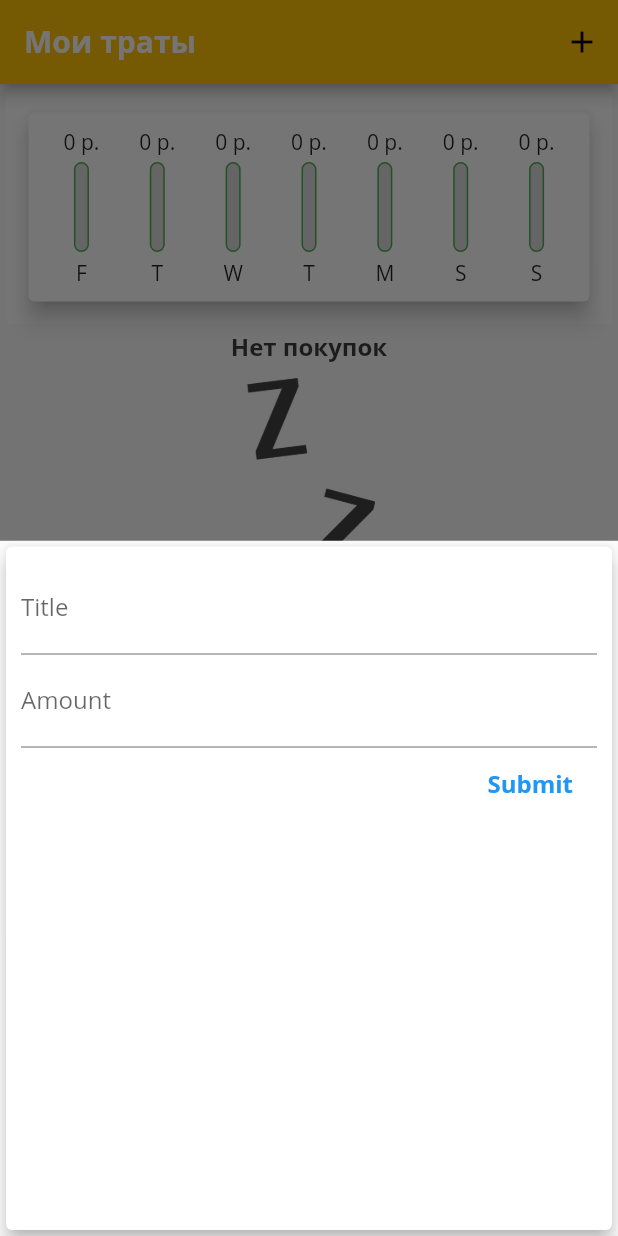
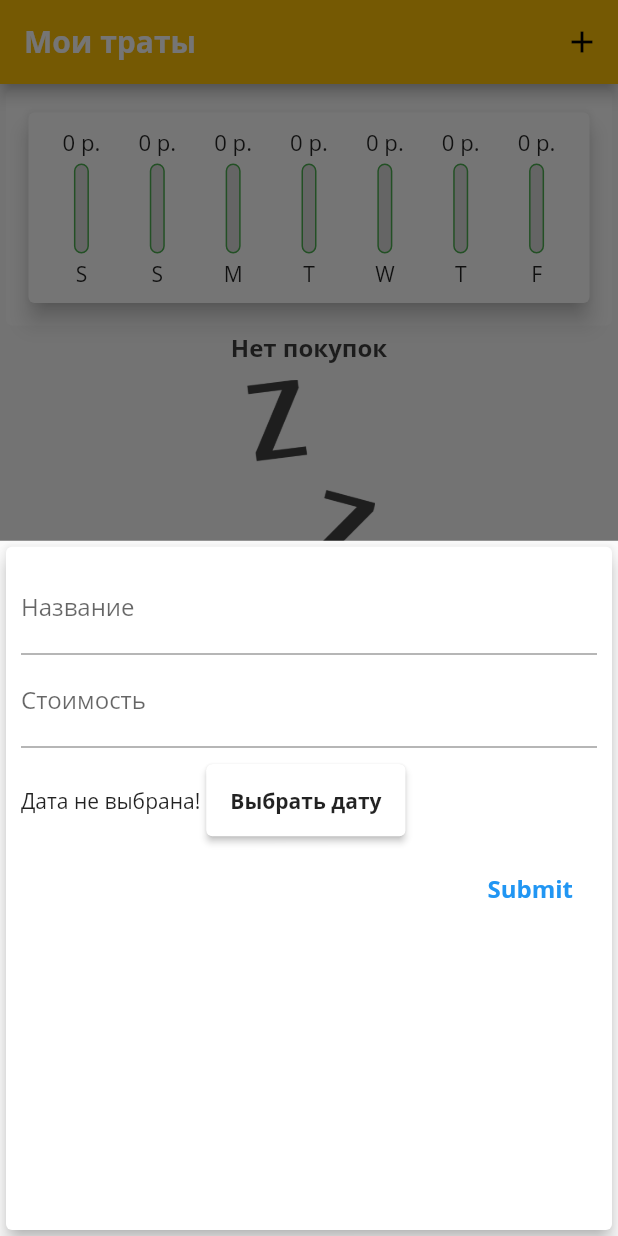
Before and after one commit to nikberX/MySpendings, a Flutter app: the screen it shows after launch, after a tap on the "add" icon, on a phone screen of 412 x 824 dp. Run offline on Flutter 3.47's test engine with Material 2 defaults, Android fonts, the phone set to English and light mode, and no system bars.

Commit message:
added date picker to new_purchase

```diff
--- a/lib/widgets/chart.dart
+++ b/lib/widgets/chart.dart
@@ -31,7 +31,7 @@ class Chart extends StatelessWidget {
 
         return {'day' : DateFormat.E().format(weekDays).substring(0,1), 'amount' : sumOfAmounts};
       }
-    );
+    ).reversed.toList();
   }
 
   double get _sumOfTotal {
--- a/lib/widgets/chart_bar.dart
+++ b/lib/widgets/chart_bar.dart
@@ -12,7 +12,9 @@ class ChartBar extends StatelessWidget {
   Widget build(BuildContext context) {
     return Column(
       children: <Widget>[
-        FittedBox(child: Text('${spendingAmount.toStringAsFixed(0)} р.')),
+        Container(
+          height: 20,
+          child: FittedBox(child: Text('${spendingAmount.toStringAsFixed(0)} р.'))),
         SizedBox(height: 4),
         Container(
           height: 60,
--- a/lib/widgets/new_purchase.dart
+++ b/lib/widgets/new_purchase.dart
@@ -1,4 +1,5 @@
 import 'package:flutter/material.dart';
+import 'package:intl/intl.dart';
 
 class NewPurchase extends StatefulWidget {
 
@@ -12,8 +13,8 @@ class NewPurchase extends StatefulWidget {
 
 class _NewPurchaseState extends State<NewPurchase> {
   final titleController = TextEditingController();
-
   final amountController = TextEditingController();
+  DateTime? _selectedDate;
 
   void submitData() {
     if (titleController.text.isEmpty || amountController.text.isEmpty) {
@@ -29,6 +30,19 @@ class _NewPurchaseState extends State<NewPurchase> {
     Navigator.of(context).pop();
   }
 
+  void _presentDatePicker() {
+    showDatePicker(
+      context: context,
+      initialDate: DateTime.now(),
+      firstDate: DateTime(2020),
+      lastDate: DateTime.now()
+      ).then((pickedDate) {
+        if (pickedDate == null) return;
+
+        _selectedDate = pickedDate;
+      });
+  }
+
   @override
   Widget build(BuildContext context) {
     return Card(
@@ -40,18 +54,41 @@ class _NewPurchaseState extends State<NewPurchase> {
                   children: <Widget>[
                     TextField(
                       decoration: InputDecoration(
-                        labelText: 'Title',
+                        labelText: 'Название',
                       ),
                       controller: titleController,
                       onSubmitted: (_) => submitData(),
                     ),
                     TextField(
                       decoration: InputDecoration(
-                        labelText: 'Amount',
+                        labelText: 'Стоимость',
                       ),
                       keyboardType: TextInputType.number,
                       controller: amountController,
                       onSubmitted: (_) => submitData(),
+                    ),
+                    Container(
+                      height: 70,
+                      child: Row(
+                        children: <Widget>[
+                          Text(
+                            null == _selectedDate ?
+                            'Дата не выбрана!'
+                            :
+                            DateFormat.yMd().format(_selectedDate as DateTime)
+                            ),
+                          Card(
+                            elevation: 2,
+                            child: FlatButton(
+                              onPressed: _presentDatePicker,
+                              child: Text(
+                                'Выбрать дату',
+                                style: TextStyle(fontWeight: FontWeight.bold),
+                                ),
+                            ),
+                          )
+                        ],
+                      ),
                     ),
                     FlatButton(
                       onPressed: () => submitData(),
@@ -63,7 +100,7 @@ class _NewPurchaseState extends State<NewPurchase> {
                           fontWeight: FontWeight.bold,
                         ),
                       )
-                    )
+                    ),
                   ],
                 ),
             ),
```
Also changed, not shown: lib/widgets/purchase_list.dart (+24 -30 lines).
